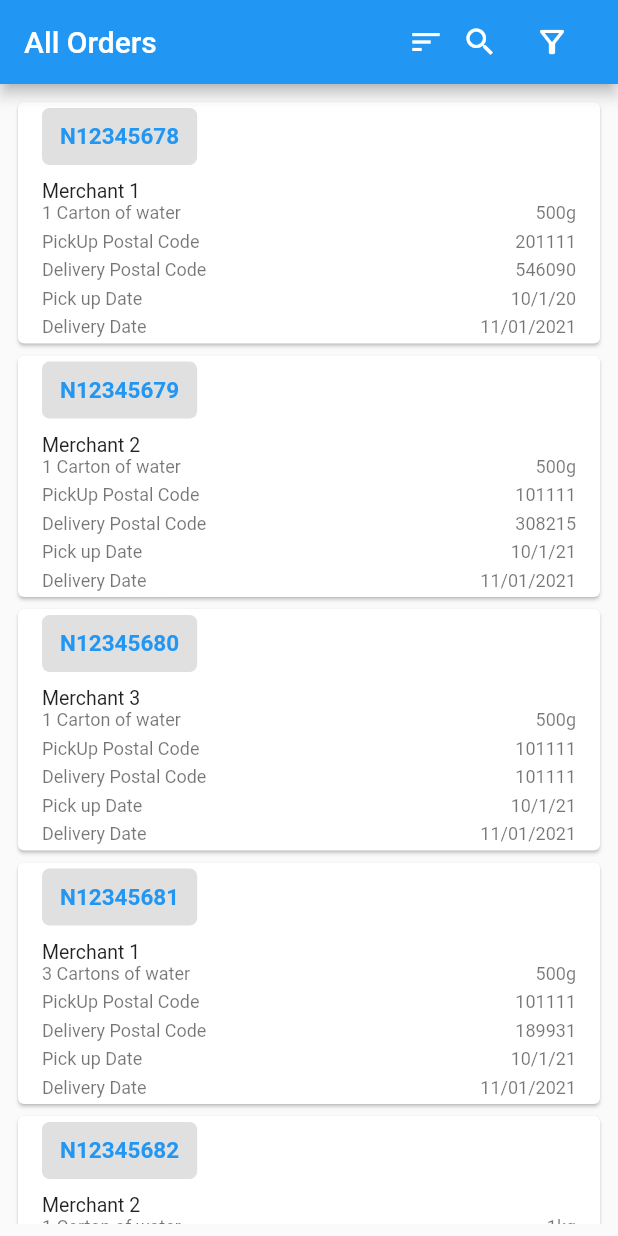
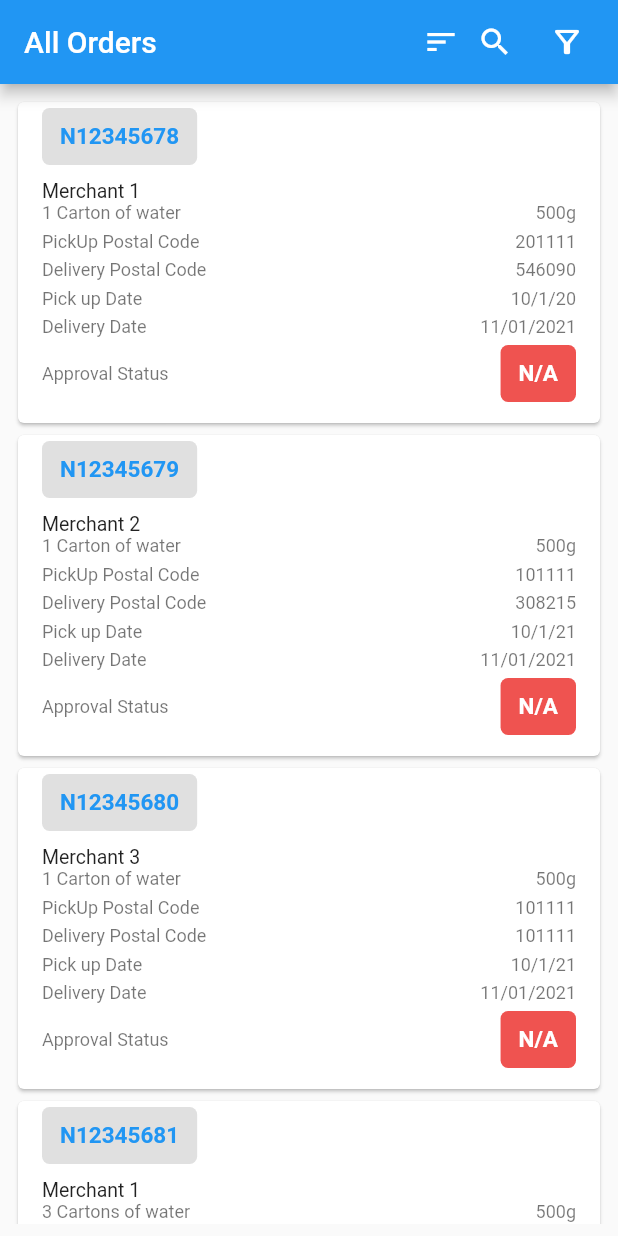
Before and after one commit to EMIkram/load_n_go_task, a Flutter app: the screen it shows after launch, on a phone screen of 412 x 824 dp. Run offline on Flutter 3.47's test engine with Material 2 defaults, Android fonts, the phone set to English and light mode, and no system bars; our stand-ins replace fluttertoast, page_transition.

Commit message:
amazing list features added .. loving flutter

```diff
--- a/lib/UI/all_orders_screen.dart
+++ b/lib/UI/all_orders_screen.dart
@@ -5,6 +5,7 @@ import 'package:load_n_go_task/modals/dummyData.dart';
 import 'package:load_n_go_task/modals/orders_modal.dart';
 import 'package:load_n_go_task/widgets/my_button.dart';
 import 'package:load_n_go_task/widgets/my_label.dart';
+import 'package:load_n_go_task/widgets/my_text_field.dart';
 import 'order_detail_screen.dart';
 
 class AllOrdersScreen extends StatefulWidget {
@@ -16,7 +17,8 @@ class AllOrdersScreen extends StatefulWidget {
 
 class _AllOrdersScreenState extends State<AllOrdersScreen> {
   List<OrderModal> modalList =[];
-  List<OrderModal> duplicateModalList ;
+  List<OrderModal> duplicateModalList=[];
+  List<OrderModal> searchBackUp=[];
   List<String> sortLabels = ['PickUp Area Code','Delivery Area Code','Pickup Date','Delivery Date','Merchant Name'];
   List<String> pickUpAreaCodesList=[] ;
   List<String> deliveryAreaCodesList=[] ;
@@ -28,9 +30,8 @@ class _AllOrdersScreenState extends State<AllOrdersScreen> {
   String merchantNameSelectedValue='Un Selected';
   String pickupDateSelectedValue='Un Selected';
   String deliveryDateSelectedValue='Un Selected';
-
-
   bool appBarBottomVisible=false;
+  TextEditingController _serachController = TextEditingController();
   @override
   void initState() {
    loadModal();
@@ -41,9 +42,27 @@ class _AllOrdersScreenState extends State<AllOrdersScreen> {
     return Scaffold(
       appBar: AppBar(
         actions: [
+       modalList.any((element) => element.selected)?
+       Row(
+         children: [
+           IconButton(
+             icon: Icon(Icons.delete,color: Colors.red,),
+             onPressed: deleteOrders,
+           ),
+           Tooltip(message: "Mark as Approved",
+           child: IconButton(
+             icon: Icon(Icons.done,color: Colors.white,),
+             onPressed:markApproved ,
+           ),
+           )
+         ],
+       )
+       :Row(
+           children: [
              Container(
                width: 100,
-            child: Tooltip(
+               child:
+               Tooltip(
                  message: "Sort Orders",
                  child: DropdownButtonHideUnderline(
                    child: DropdownButton<String>(
@@ -67,7 +86,22 @@ class _AllOrdersScreenState extends State<AllOrdersScreen> {
                message: "Search",
                child: IconButton(
                  icon: Icon(Icons.search,color: Colors.white,),
-              // onPressed: filterBottomSheet,
+                 onPressed: (){
+                   if(!appBarBottomVisible)
+                     {
+                       searchBackUp = modalList;
+                       setState(() {
+                         appBarBottomVisible=!appBarBottomVisible;
+                       });
+                     }
+                   else
+                     {
+                       setState(() {
+                         modalList= searchBackUp;
+                         appBarBottomVisible=!appBarBottomVisible;
+                       });
+                     }
+                 },
                ),
              ),
              Tooltip(
@@ -77,9 +111,8 @@ class _AllOrdersScreenState extends State<AllOrdersScreen> {
                  onPressed: filterBottomSheet,
                ),
              ),
-
-
-          SizedBox(width: 10,),
+           ],
+         ),
 
           SizedBox(width: 10,),
           // IconButton(icon: Icon(Icons.sort),),
@@ -88,10 +121,28 @@ class _AllOrdersScreenState extends State<AllOrdersScreen> {
               bottom:PreferredSize(
                 child: Container(
                   height:appBarBottomVisible?70.0:0.0,
+                  child: Padding(
+                    padding: const EdgeInsets.symmetric(horizontal: 12.0),
                     child: Column(
                       children: [
-
+                        TextField(
+                          focusNode: FocusNode(),
+                          style: TextStyle(
+                            color: Colors.white
+                          ),
+                          // hintText: "Type Order number,Merchant name or Pick/Delivery Date",
+                          decoration: InputDecoration(
+                            hintText: "Type Order number,Merchant name or Pick/Delivery Date",
+                            hintStyle: TextStyle(
+                              color: Colors.white,
+                              fontSize: 12
+                            )
+                          ),
+                        onChanged:searchOrders,
+                        controller: _serachController,
+                        ),
                       ],
+                    ),
                   ),
                 ),
                   preferredSize: Size.fromHeight(appBarBottomVisible?70.0:0.0),
@@ -103,9 +154,11 @@ class _AllOrdersScreenState extends State<AllOrdersScreen> {
         padding: const EdgeInsets.all(8.0),
         child: WillPopScope(
           onWillPop: (){
-            modalList.forEach((element) {setState(() {
+           setState(() {
+             modalList.forEach((element) {
                element.selected=false;
-            });});
+             });
+           });
             return;
           },
           child: ListView(
@@ -192,6 +245,15 @@ class _AllOrdersScreenState extends State<AllOrdersScreen> {
                     Text(modal.deliveryDateDDMMYYYY),
                   ],
                 ),
+                SizedBox(height: 5,),
+                Row(
+                  mainAxisAlignment: MainAxisAlignment.spaceBetween,
+                  children: [
+                    Text("Approval Status"),
+                    MyLabel(label: modal.approvalStatus??"N/A",textColor: Colors.white,backGroundColor: modal.approvalStatus=="Yes"?Colors.green:Colors.red[400],)
+                  ],
+                ),
+                SizedBox(height: 10),
               ],
             ),
           ),
@@ -455,6 +517,29 @@ class _AllOrdersScreenState extends State<AllOrdersScreen> {
     }
     Navigator.pop(context);
   }
+  searchOrders(String newValue){
+    setState(() {
+      modalList = searchBackUp.where((modal) => modal.merchantName.toLowerCase().contains(newValue.toLowerCase())||modal.orderNumber.toLowerCase().contains(newValue.toLowerCase())||modal.pickupDateDDMMYYY.toLowerCase().contains(newValue.toLowerCase())||modal.deliveryDateDDMMYYYY.toLowerCase().contains(newValue.toLowerCase())).toList();
+    });
+  }
+  markApproved(){
+  setState(() {
+    modalList.forEach((element) {
+      if(element.selected)
+      {
+        element.approvalStatus="Yes";
+        element.selected=false;
+      }
+    });
+  });
+  duplicateModalList = modalList;
+  }
+  deleteOrders(){
+   setState(() {
+  modalList.removeWhere((element) => element.selected);
+});
+   duplicateModalList = modalList;
+  }
   loadModal(){
     setState(() {
       modalList=DummyData.ordersList.map((orderjson) => OrderModal.fromJson(orderjson)).toList();
```
Lines whose indentation alone changed are shown as unchanged.
